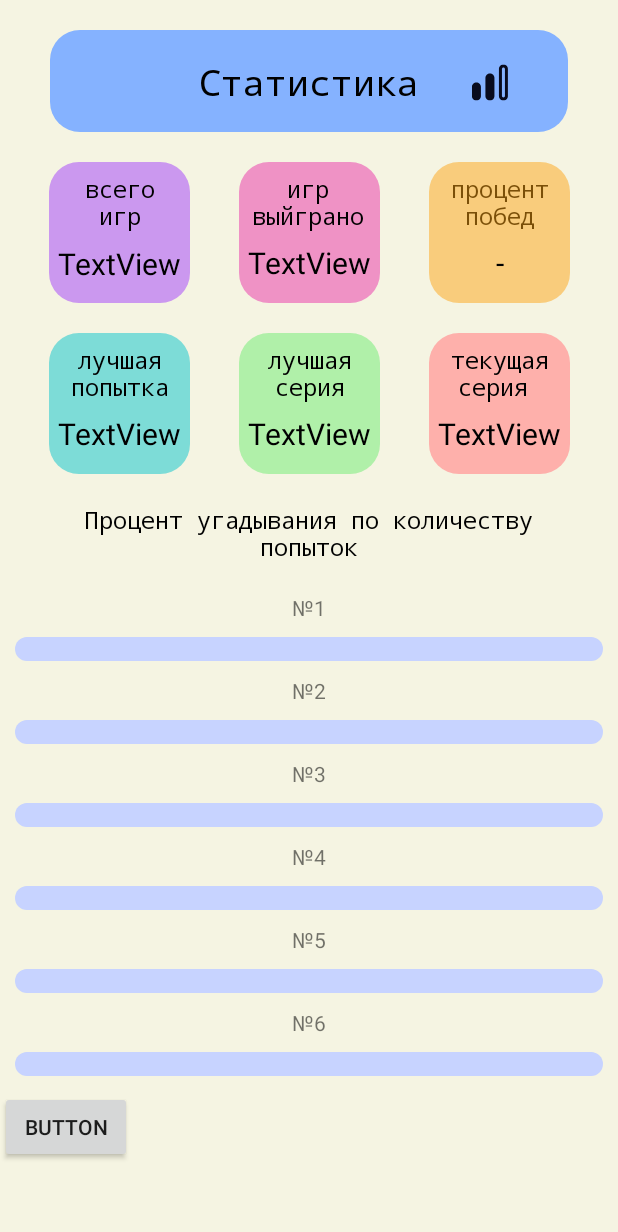
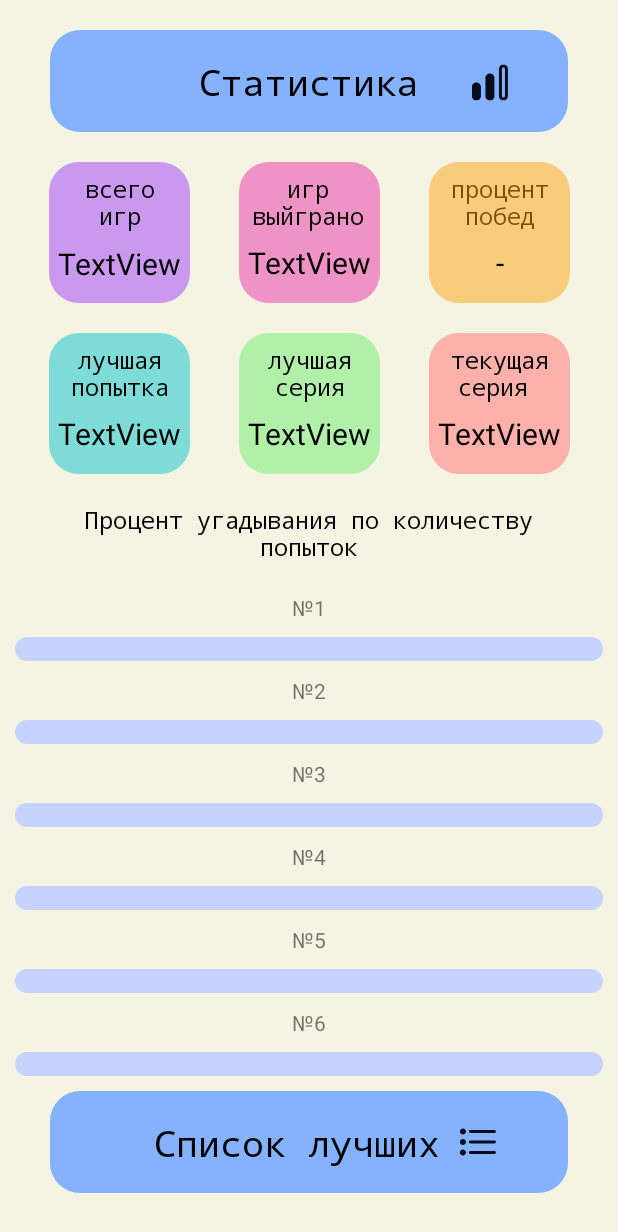
Before and after one commit to matvtvtv/my_Wordly, an Android app: the fragment FragmentStatistics shown on its own in the app's theme, on a phone screen of 412 x 824 dp. Shown: the top 1232 px of the screen. Run offline under Robolectric (Android 15) with nearby library versions, the phone set to English and light mode, and no system bars; Roboto replaces fonts that are not available here; 14 statements that could not run were skipped.

Commit message:
top user ui, notifications

```diff
--- a/app/src/main/java/com/example/mywordle/FragmentProfile.java
+++ b/app/src/main/java/com/example/mywordle/FragmentStatistics.java
@@ -7,6 +7,7 @@ import android.view.LayoutInflater;
 import android.view.View;
 import android.view.ViewGroup;
 import android.widget.Button;
+import android.widget.ImageView;
 import android.widget.ProgressBar;
 import android.widget.TextView;
 
@@ -16,7 +17,7 @@ import com.example.mywordle.data.model.PlayerModel;
 import com.example.mywordle.data.repository.PlayerRepository;
 
 
-public class FragmentProfile extends Fragment {
+public class FragmentStatistics extends Fragment {
     private TextView allGamesText;
     private TextView gamesWonText;
     private TextView percentOfWinText;
@@ -29,6 +30,7 @@ public class FragmentProfile extends Fragment {
     private ProgressBar progressBar_4_attempt;
     private ProgressBar progressBar_5_attempt;
     private ProgressBar progressBar_6_attempt;
+    private ImageView topUsers;
 
 
 @SuppressLint("SetTextI18n")
@@ -64,8 +66,8 @@ public class FragmentProfile extends Fragment {
     progressBar_4_attempt.setProgress((int) (user.getFourAttempt() * 100.0 / gamesWin));
     progressBar_5_attempt.setProgress((int) (user.getFiveAttempt() * 100.0 / gamesWin));
     progressBar_6_attempt.setProgress((int) (user.getSixAttempt() * 100.0 / gamesWin));
-    Button button = view.findViewById(R.id.button);
-    button.setOnClickListener(v -> {
+
+    topUsers.setOnClickListener(v -> {
         // Создаем новый экземпляр фрагмента с топ-игроками
         Statistics_Of_Best bestFragment = new Statistics_Of_Best();
 
@@ -93,6 +95,7 @@ public class FragmentProfile extends Fragment {
         progressBar_4_attempt =view.findViewById(R.id.progressBar_4_attempt);
         progressBar_5_attempt =view.findViewById(R.id.progressBar_5_attempt);
         progressBar_6_attempt =view.findViewById(R.id.progressBar_6_attempt);
+        topUsers =view.findViewById(R.id.topUsers);
 
 
     }
--- a/app/src/main/java/com/example/mywordle/MainActivity.java
+++ b/app/src/main/java/com/example/mywordle/MainActivity.java
@@ -2,7 +2,6 @@ package com.example.mywordle;
 
 import static com.example.mywordle.Notification.NotificationReceiver.CHANNEL_ID;
 
-import android.Manifest;
 import android.animation.AnimatorSet;
 import android.animation.ObjectAnimator;
 import android.annotation.SuppressLint;
@@ -13,7 +12,6 @@ import android.content.Intent;
 import android.content.SharedPreferences;
 import android.content.pm.PackageManager;
 import android.database.sqlite.SQLiteDatabase;
-import android.media.MediaPlayer;
 import android.media.RingtoneManager;
 import android.net.Uri;
 import android.os.Build;
@@ -24,7 +22,6 @@ import android.util.Log;
 import android.view.View;
 import android.view.animation.Animation;
 import android.view.animation.AnimationUtils;
-import android.widget.Button;
 import android.widget.ImageView;
 
 import androidx.annotation.NonNull;
@@ -38,7 +35,6 @@ import androidx.work.OneTimeWorkRequest;
 import androidx.work.WorkManager;
 import androidx.work.WorkRequest;
 
-import com.example.mywordle.Notification.NotificationReceiver;
 import com.example.mywordle.Notification.NotificationWorker;
 import com.example.mywordle.data.model.PlayerSettingsModel;
 import com.example.mywordle.data.repository.DatabaseHelper;
@@ -108,16 +104,16 @@ public class MainActivity extends AppCompatActivity {
 
         settings_button_main.setOnClickListener(v -> handleFragmentChange(v, new FragmentSettings(), 2));
         home_button_main.setOnClickListener(v -> handleFragmentChange(v, new FragmentMain(), 1));
-        profile_button_main.setOnClickListener(v -> handleFragmentChange(v, new FragmentProfile(), 0));
+        profile_button_main.setOnClickListener(v -> handleFragmentChange(v, new FragmentStatistics(), 0));
 
 
         playerSettingsRepository = PlayerSettingsRepository.getInstance(getApplicationContext());
         int user_Id = playerSettingsRepository.getCurrentUserId();
         PlayerSettingsModel user_Ac = playerSettingsRepository.getUserData(user_Id);
-        if(user_Ac.getSound()==1) {
+        if(user_Ac.getNotification()==1) {
             scheduleDailyNotification();
         }
-        //todo notification
+
     }
 
     private void handleFragmentChange(View v, Fragment fragment, int targetFrame) {
--- a/app/src/main/java/com/example/mywordle/RegistrationActivity.java
+++ b/app/src/main/java/com/example/mywordle/RegistrationActivity.java
@@ -74,7 +74,6 @@ public class RegistrationActivity extends AppCompatActivity {
             textViewMessage.setText("Введите логин и пароль!");
             return;
         }
-        // todo Loading UI
         executor.execute(()->dataFromUserAPI.getRegistration(login,password, new CallbackUser() {
             @Override
             public void onSuccess(PlayerModel playerModel) {
@@ -83,7 +82,6 @@ public class RegistrationActivity extends AppCompatActivity {
 
             @Override
             public void onError(Throwable throwable) {
-                // todo erorr UI
                 textViewMessage.setText("Логин уже существует!");
             }
         }));
--- a/app/src/main/java/com/example/mywordle/data/model/PlayerSettingsModel.java
+++ b/app/src/main/java/com/example/mywordle/data/model/PlayerSettingsModel.java
@@ -9,4 +9,5 @@ public class PlayerSettingsModel {
     private int sound;
     private int vibration;
     private byte[] profileImage;
+    private int notification;
 }
--- a/app/src/main/java/com/example/mywordle/data/repository/DatabaseHelper.java
+++ b/app/src/main/java/com/example/mywordle/data/repository/DatabaseHelper.java
@@ -45,6 +45,7 @@ public class DatabaseHelper extends SQLiteOpenHelper {
     public static final String COLUMN_USER_SOUND = "sound";
     public static final String COLUMN_USER_VIBRATION = "vibration";
     public static final String COLUMN_USER_PICTURE = "profileImage";
+    public static final String COLUMN_USER_NOTIFICATION = "notification";
 
 
 
@@ -82,7 +83,9 @@ public class DatabaseHelper extends SQLiteOpenHelper {
             COLUMN_USER_SETTINGS_ID + " INTEGER, " +
             COLUMN_USER_SOUND + " INTEGER, " +
             COLUMN_USER_VIBRATION + " INTEGER, " +
-            COLUMN_USER_PICTURE + " BLOB )";
+            COLUMN_USER_PICTURE + " BLOB ,"+
+            COLUMN_USER_NOTIFICATION + " INTEGER )";
+
 
     private DatabaseHelper(Context context) {
         super(context, DATABASE_NAME, null, DATABASE_VERSION);
--- a/app/src/main/java/com/example/mywordle/data/repository/PlayerSettingsRepository.java
+++ b/app/src/main/java/com/example/mywordle/data/repository/PlayerSettingsRepository.java
@@ -40,6 +40,7 @@ public class PlayerSettingsRepository {
         values.put("userId", user);
         values.put("sound", 1);
         values.put("vibration", 1);
+        values.put("notification", 1);
         values.put("profileImage",getDefaultProfileImage(context));
         int userId = (int) db.insert("settings", null, values);
         if (userId != -1) {
@@ -71,7 +72,8 @@ public class PlayerSettingsRepository {
                     cursor.getInt(0),  // ID
                     cursor.getInt(1),
                     cursor.getInt(2),
-                    cursor.getBlob(3)
+                    cursor.getBlob(3),
+                    cursor.getInt(4)
 
             );
         }
--- /dev/null
+++ b/app/src/main/res/drawable/group_1.xml
@@ -0,0 +1,27 @@
+<vector xmlns:android="http://schemas.android.com/apk/res/android"
+    android:width="345dp"
+    android:height="68dp"
+    android:viewportWidth="345"
+    android:viewportHeight="68">
+  <path
+      android:pathData="M20,0L325,0A20,20 0,0 1,345 20L345,48A20,20 0,0 1,325 68L20,68A20,20 0,0 1,0 48L0,20A20,20 0,0 1,20 0z"
+      android:fillColor="#85B2FF"/>
+  <path
+      android:pathData="M280,28H296C296.27,28 296.52,27.89 296.71,27.71C296.89,27.52 297,27.27 297,27C297,26.74 296.89,26.48 296.71,26.29C296.52,26.11 296.27,26 296,26H280C279.73,26 279.48,26.11 279.29,26.29C279.11,26.48 279,26.74 279,27C279,27.27 279.11,27.52 279.29,27.71C279.48,27.89 279.73,28 280,28Z"
+      android:fillColor="#080B1E"/>
+  <path
+      android:pathData="M296,33H280C279.73,33 279.48,33.11 279.29,33.29C279.11,33.48 279,33.73 279,34C279,34.26 279.11,34.52 279.29,34.71C279.48,34.89 279.73,35 280,35H296C296.27,35 296.52,34.89 296.71,34.71C296.89,34.52 297,34.26 297,34C297,33.73 296.89,33.48 296.71,33.29C296.52,33.11 296.27,33 296,33Z"
+      android:fillColor="#080B1E"/>
+  <path
+      android:pathData="M296,40H280C279.73,40 279.48,40.11 279.29,40.29C279.11,40.48 279,40.73 279,41C279,41.27 279.11,41.52 279.29,41.71C279.48,41.89 279.73,42 280,42H296C296.27,42 296.52,41.89 296.71,41.71C296.89,41.52 297,41.27 297,41C297,40.73 296.89,40.48 296.71,40.29C296.52,40.11 296.27,40 296,40Z"
+      android:fillColor="#080B1E"/>
+  <path
+      android:pathData="M275,29C276.11,29 277,28.1 277,27C277,25.9 276.11,25 275,25C273.89,25 273,25.9 273,27C273,28.1 273.89,29 275,29Z"
+      android:fillColor="#080B1E"/>
+  <path
+      android:pathData="M275,36C276.11,36 277,35.1 277,34C277,32.9 276.11,32 275,32C273.89,32 273,32.9 273,34C273,35.1 273.89,36 275,36Z"
+      android:fillColor="#080B1E"/>
+  <path
+      android:pathData="M275,43C276.11,43 277,42.1 277,41C277,39.9 276.11,39 275,39C273.89,39 273,39.9 273,41C273,42.1 273.89,43 275,43Z"
+      android:fillColor="#080B1E"/>
+</vector>
--- a/app/src/main/res/layout/fragment_statistics.xml
+++ b/app/src/main/res/layout/fragment_statistics.xml
@@ -6,7 +6,7 @@
     android:layout_width="match_parent"
     android:layout_height="match_parent"
     android:background="@color/background"
-    tools:context=".FragmentProfile">
+    tools:context=".FragmentStatistics">
 
     <ScrollView
         android:layout_width="match_parent"
@@ -415,11 +415,35 @@
                         android:layout_margin="10dp"
                         android:progressDrawable="@drawable/custom_progress_bar" />
 
-                    <Button
-                        android:id="@+id/button"
-                        android:layout_width="wrap_content"
-                        android:layout_height="wrap_content"
-                        android:text="Button" />
+                    <androidx.constraintlayout.widget.ConstraintLayout
+                        android:layout_width="match_parent"
+                        android:layout_height="match_parent">
+
+                        <ImageView
+                            android:id="@+id/topUsers"
+                            android:layout_width="wrap_content"
+                            android:layout_height="wrap_content"
+                            android:src="@drawable/group_1"
+                            app:layout_constraintEnd_toEndOf="parent"
+                            app:layout_constraintStart_toStartOf="parent"
+                            app:layout_constraintTop_toTopOf="parent" />
+
+                        <TextView
+                            android:id="@+id/all_games_text10"
+                            android:layout_width="wrap_content"
+                            android:layout_height="wrap_content"
+                            android:fontFamily="monospace"
+                            android:text="Список лучших"
+                            android:textColor="@color/black"
+                            android:textSize="24sp"
+                            android:visibility="visible"
+                            app:layout_constraintBottom_toBottomOf="parent"
+                            app:layout_constraintEnd_toEndOf="@+id/topUsers"
+                            app:layout_constraintHorizontal_bias="0.45"
+                            app:layout_constraintStart_toStartOf="@+id/topUsers"
+                            app:layout_constraintTop_toTopOf="@+id/topUsers" />
+
+                    </androidx.constraintlayout.widget.ConstraintLayout>
 
                 </LinearLayout>
             </androidx.constraintlayout.widget.ConstraintLayout>
--- a/app/src/main/res/layout/fragment_statistics__of__best.xml
+++ b/app/src/main/res/layout/fragment_statistics__of__best.xml
@@ -7,7 +7,7 @@
     android:layout_height="match_parent"
     android:layout_gravity="top"
     android:background="@color/background"
-    tools:context=".FragmentProfile">
+    tools:context=".FragmentStatistics">
 
     <ScrollView
         android:layout_width="match_parent"
```
Also changed, not shown: app/src/main/java/com/example/mywordle/Adapter/PlayerTopAdapter.java (+18 -2 lines), app/src/main/java/com/example/mywordle/FragmentSettings.java (+12 -0 lines), app/src/main/res/drawable/cup_brons.xml (added, +18 -0 lines), app/src/main/res/drawable/cup_gold.xml (added, +18 -0 lines), app/src/main/res/drawable/cup_silver.xml (added, +18 -0 lines), app/src/main/res/layout/item_top_player.xml (+33 -5 lines).
